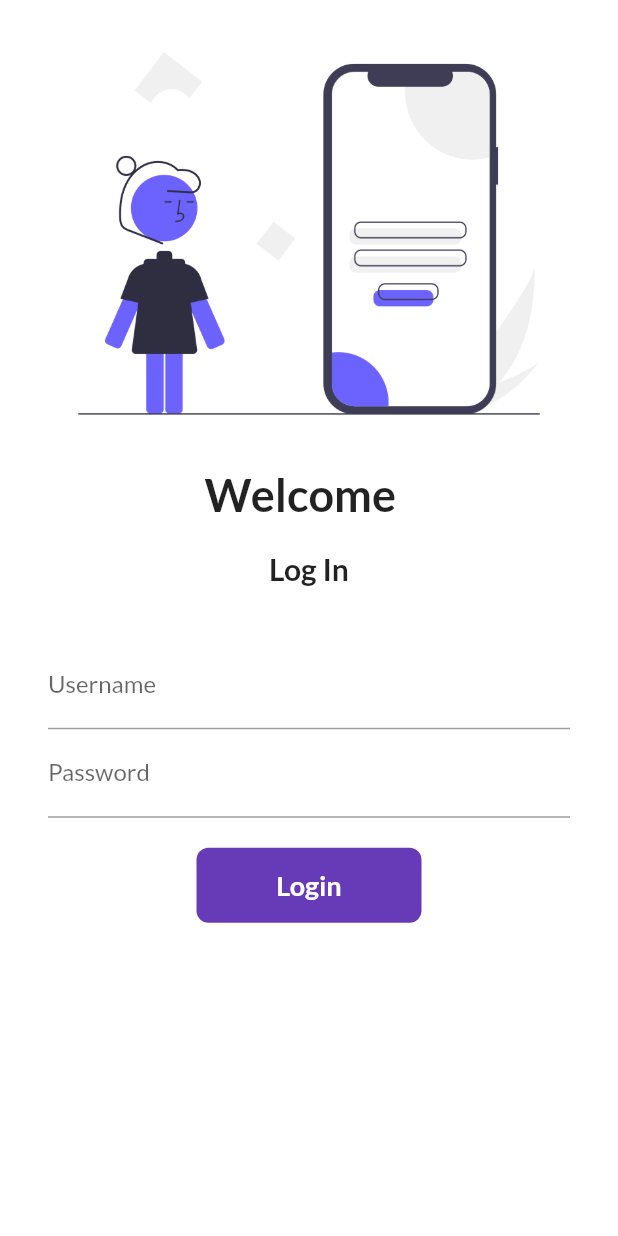
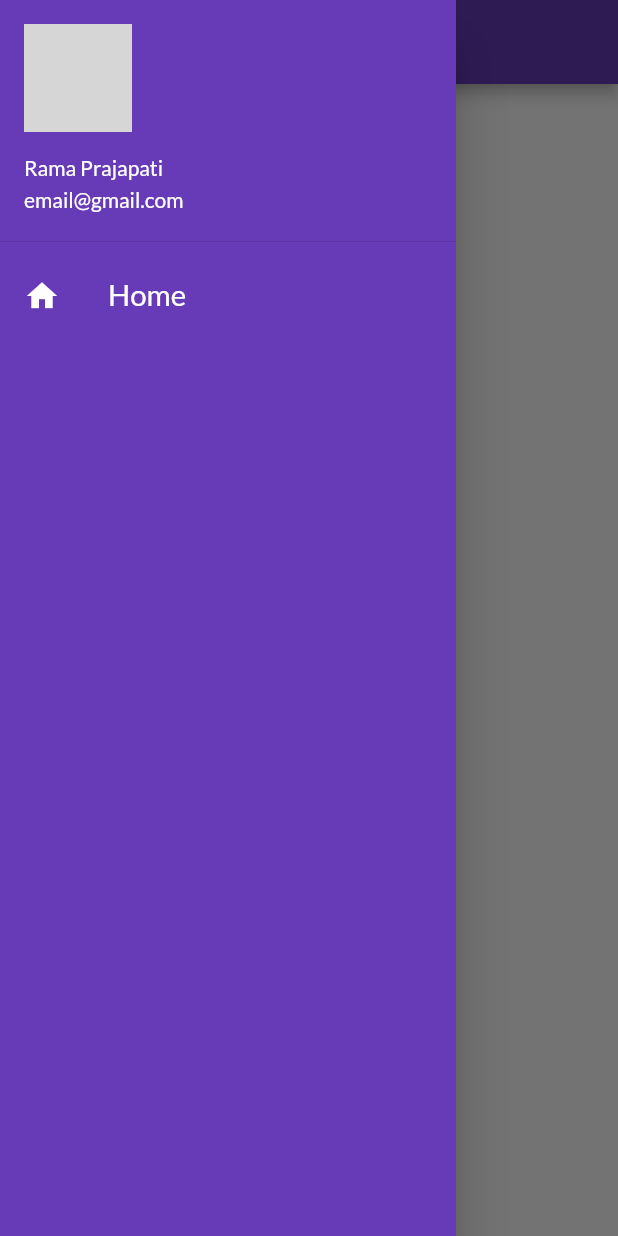
Before and after one commit to iramaprajapati/ShopMart, a Flutter app: the screen it shows after launch, with the side drawer open (before the commit the screen has no drawer), on a phone screen of 412 x 824 dp. Run offline on Flutter 3.47's test engine with Material 2 defaults, Android fonts, the light colour scheme and no system bars; our stand-ins replace google_fonts; network calls fail; grey boxes are pictures that could not be loaded.

Commit message:
Day 8 Completed

```diff
--- a/lib/main.dart
+++ b/lib/main.dart
@@ -21,7 +21,7 @@ class ShopMart extends StatelessWidget {
         fontFamily: GoogleFonts.lato().fontFamily,
       ),
       darkTheme: ThemeData(brightness: Brightness.dark),
-      initialRoute: "/LoginPage",
+      initialRoute: MyRoutes.homeRoute,
       routes: {
         "/": (context) => LoginPage(),
         MyRoutes.homeRoute: (context) => HomePage(),
--- a/lib/pages/home_page.dart
+++ b/lib/pages/home_page.dart
@@ -1,4 +1,5 @@
 import 'package:flutter/material.dart';
+import 'package:shop_mart/widgets/drawer.dart';
 
 class HomePage extends StatelessWidget {
   const HomePage({super.key});
@@ -18,7 +19,7 @@ class HomePage extends StatelessWidget {
               "Welcome to $name Shop Mart..!! \n Offer available on $days days.."),
         ),
       ),
-      drawer: Drawer(),
+      drawer: const MyDrawer(),
     );
   }
 }
--- /dev/null
+++ b/lib/widgets/drawer.dart
@@ -0,0 +1,41 @@
+import 'package:flutter/material.dart';
+
+class MyDrawer extends StatelessWidget {
+  const MyDrawer({super.key});
+
+  @override
+  Widget build(BuildContext context) {
+    final imageUrl =
+        "https://i.pinimg.com/originals/c7/0d/ca/c70dca765ba1dffb834489ab7c04373f.jpg";
+
+    return Drawer(
+      child: Container(
+        color: Colors.deepPurple,
+        child: ListView(
+          padding: EdgeInsets.zero,
+          children: [
+            DrawerHeader(
+              padding: EdgeInsets.zero,
+              child: UserAccountsDrawerHeader(
+                margin: EdgeInsets.zero,
+                accountName: Text("Rama Prajapati"),
+                accountEmail: Text("email@gmail.com"),
+                currentAccountPicture: CircleAvatar(
+                  backgroundImage: NetworkImage(imageUrl),
+                ),
+              ),
+            ),
+            ListTile(
+              leading: Icon(Icons.home, color: Colors.white),
+              title: Text(
+                "Home",
+                textScaleFactor: 1.4,
+                style: TextStyle(color: Colors.white),
+              ),
+            ),
+          ],
+        ),
+      ),
+    );
+  }
+}
```
